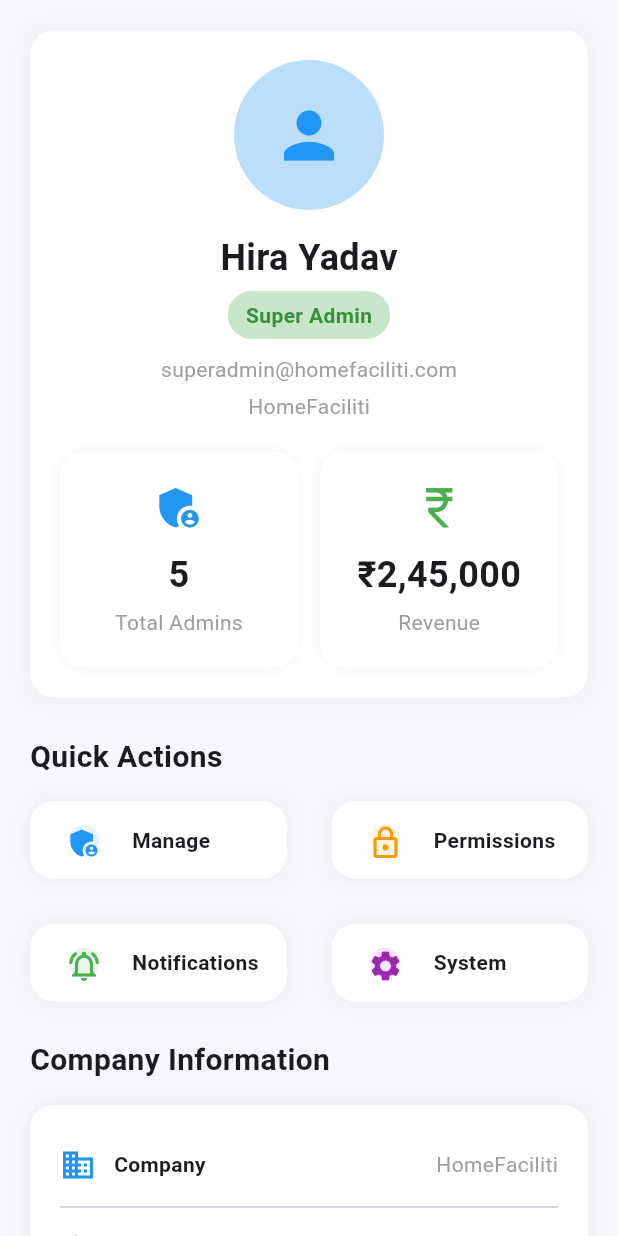
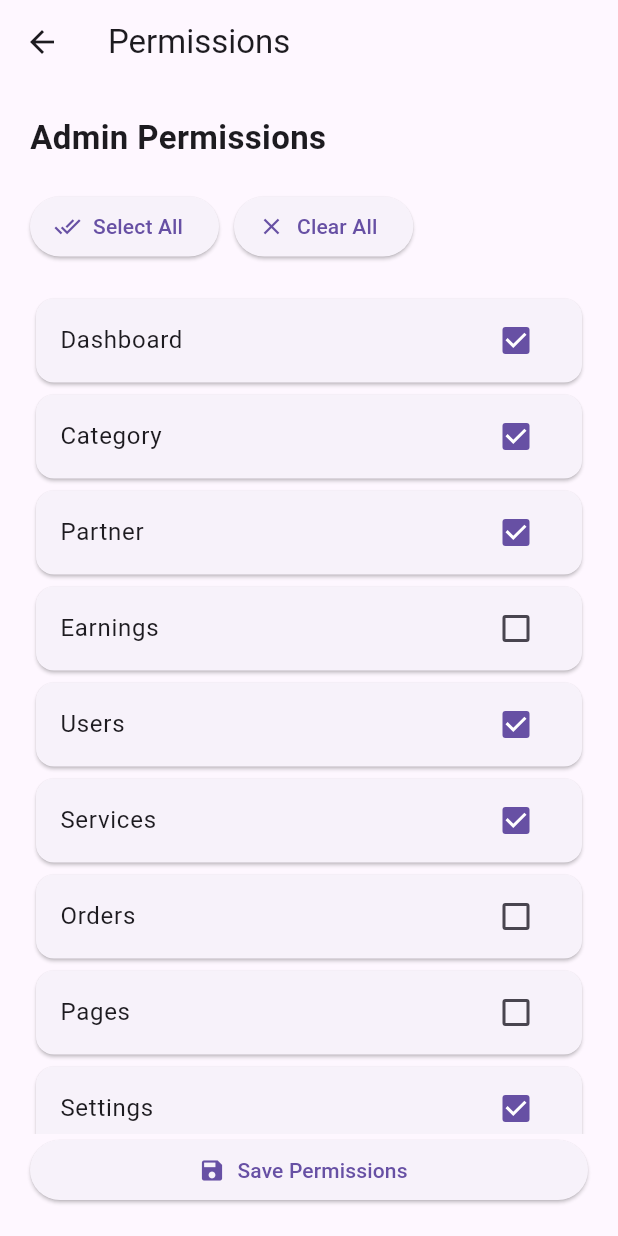
Before and after one commit to homefaciliti-pixel/admin_panel, a Flutter app: the ProfileScreen screen opened directly, after a tap on "Permissions", on a phone screen of 412 x 824 dp. Run offline on Flutter 3.47's test engine with Material 3 defaults, Android fonts, the phone set to English and light mode, and no system bars; our stand-ins replace dropdown_search, image_picker, pdf, shared_preferences; missing offline and left inert: file_saver, pro_image_editor, universal_html; accounts and stored records are empty; network calls fail.

Commit message:
Update project

```diff
--- a/lib/main.dart
+++ b/lib/main.dart
@@ -14,6 +14,7 @@ import 'package:admin_panel/service_Api/settings/notification_viewmodel.dart';
 import 'package:admin_panel/service_Api/settings/review_viewmodel.dart';
 import 'package:admin_panel/viewmodels/auth/login_viewmodel.dart';
 import 'package:admin_panel/viewmodels/profile/manage%20Admins/admin_viewmodel.dart';
+import 'package:admin_panel/viewmodels/profile/permission_viewmodel.dart';
 import 'package:admin_panel/viewmodels/profile/profile_viewmodel.dart';
 import 'package:admin_panel/viewmodels/reports_viewmodels/reports_viewmodel.dart';
 import 'package:admin_panel/views/auth%20screen/login_screen.dart';
@@ -79,6 +80,8 @@ Future<void> main() async {
 
         ChangeNotifierProvider(create: (_) => ProfileViewModel()),
         ChangeNotifierProvider(create: (_) => AdminViewModel()),
+
+        ChangeNotifierProvider(create: (_)=> PermissionViewModel())
       ],
       child: MyApp(isLoggedIn: isLoggedIn),
     ),
--- /dev/null
+++ b/lib/service_model/Profile/permissionmodel.dart
@@ -0,0 +1,27 @@
+class PermissionModel {
+  bool dashboard;
+  bool category;
+  bool partner;
+  bool earnings;
+  bool users;
+  bool services;
+  bool orders;
+  bool pages;
+  bool settings;
+  bool reports;
+  bool support;
+
+  PermissionModel({
+    this.dashboard = false,
+    this.category = false,
+    this.partner = false,
+    this.earnings = false,
+    this.users = false,
+    this.services = false,
+    this.orders = false,
+    this.pages = false,
+    this.settings = false,
+    this.reports = false,
+    this.support = false,
+  });
+}
--- /dev/null
+++ b/lib/viewmodels/profile/permission_viewmodel.dart
@@ -0,0 +1,37 @@
+import 'package:flutter/material.dart';
+
+class PermissionViewModel extends ChangeNotifier {
+
+  final Map<String, bool> permissions = {
+    "Dashboard": true,
+    "Category": true,
+    "Partner": true,
+    "Earnings": false,
+    "Users": true,
+    "Services": true,
+    "Orders": false,
+    "Pages": false,
+    "Settings": true,
+    "Reports": false,
+    "Support": true,
+  };
+
+  void togglePermission(String key) {
+    permissions[key] = !(permissions[key] ?? false);
+    notifyListeners();
+  }
+
+  void selectAll() {
+    permissions.updateAll((key, value) => true);
+    notifyListeners();
+  }
+
+  void unSelectAll() {
+    permissions.updateAll((key, value) => false);
+    notifyListeners();
+  }
+
+  bool hasPermission(String key) {
+    return permissions[key] ?? false;
+  }
+}
--- a/lib/viewmodels/profile/profile_viewmodel.dart
+++ b/lib/viewmodels/profile/profile_viewmodel.dart
@@ -1,9 +1,7 @@
 import 'package:flutter/material.dart';
 import '../../service_model/Profile/profile_model.dart';
 
-
 class ProfileViewModel extends ChangeNotifier {
-
   ProfileModel profile = ProfileModel(
     name: "Hira Yadav",
     email: "superadmin@homefaciliti.com",
@@ -13,5 +11,4 @@ class ProfileViewModel extends ChangeNotifier {
     totalAdmins: 5,
     revenue: "₹2,45,000",
   );
-
 }
--- /dev/null
+++ b/lib/views/profile screen/manage_Admin screen/create admin/permission_screen.dart
@@ -0,0 +1,107 @@
+import 'package:flutter/material.dart';
+import 'package:provider/provider.dart';
+
+import '../../../../viewmodels/profile/permission_viewmodel.dart';
+
+class PermissionsScreen extends StatelessWidget {
+  const PermissionsScreen({super.key});
+
+  @override
+  Widget build(BuildContext context) {
+    final vm = Provider.of<PermissionViewModel>(context);
+
+    return Scaffold(
+      appBar: AppBar(
+        title: const Text("Permissions"),
+      ),
+
+      body: Padding(
+        padding: const EdgeInsets.all(20),
+
+        child: Column(
+          crossAxisAlignment: CrossAxisAlignment.start,
+          children: [
+
+            const Text(
+              "Admin Permissions",
+              style: TextStyle(
+                fontSize: 22,
+                fontWeight: FontWeight.bold,
+              ),
+            ),
+
+            const SizedBox(height: 20),
+
+            Row(
+              children: [
+
+                ElevatedButton.icon(
+                  onPressed: vm.selectAll,
+                  icon: const Icon(Icons.done_all),
+                  label: const Text("Select All"),
+                ),
+
+                const SizedBox(width: 10),
+
+                ElevatedButton.icon(
+                  onPressed: vm.unSelectAll,
+                  icon: const Icon(Icons.clear),
+                  label: const Text("Clear All"),
+                ),
+              ],
+            ),
+
+            const SizedBox(height: 20),
+
+            Expanded(
+              child: ListView.builder(
+                itemCount: vm.permissions.length,
+
+                itemBuilder: (context, index) {
+
+                  final key =
+                  vm.permissions.keys.elementAt(index);
+
+                  return Card(
+                    child: CheckboxListTile(
+                      title: Text(key),
+
+                      value: vm.permissions[key],
+
+                      onChanged: (_) {
+                        vm.togglePermission(key);
+                      },
+                    ),
+                  );
+                },
+              ),
+            ),
+
+            SizedBox(
+              width: double.infinity,
+
+              child: ElevatedButton.icon(
+                onPressed: () {
+
+                  ScaffoldMessenger.of(context).showSnackBar(
+                    const SnackBar(
+                      content: Text(
+                        "Permissions Updated Successfully",
+                      ),
+                    ),
+                  );
+                },
+
+                icon: const Icon(Icons.save),
+
+                label: const Text(
+                  "Save Permissions",
+                ),
+              ),
+            ),
+          ],
+        ),
+      ),
+    );
+  }
+}
--- a/lib/views/profile screen/profile_screen.dart
+++ b/lib/views/profile screen/profile_screen.dart
@@ -1,4 +1,5 @@
 import 'package:admin_panel/viewmodels/profile/profile_viewmodel.dart';
+import 'package:admin_panel/views/profile%20screen/manage_Admin%20screen/create%20admin/permission_screen.dart';
 import 'package:flutter/material.dart';
 import 'package:provider/provider.dart';
 
@@ -216,12 +217,10 @@ class ProfileScreen extends StatelessWidget {
 
               children: [
                 _actionCard(
-
                   title: "Manage Admins",
                   icon: Icons.admin_panel_settings,
                   color: Colors.blue,
                   onTap: () {
-
                     Navigator.push(
                       context,
                       MaterialPageRoute(
@@ -235,7 +234,13 @@ class ProfileScreen extends StatelessWidget {
                   title: "Permissions",
                   icon: Icons.lock_outline,
                   color: Colors.orange,
-                  onTap: () {},
+                  onTap: () {
+
+                    Navigator.push(context,MaterialPageRoute(
+                        builder: (_)=>const PermissionsScreen()
+
+                    ));
+                  },
                 ),
 
                 _actionCard(
@@ -312,38 +317,23 @@ class ProfileScreen extends StatelessWidget {
 
             const SizedBox(height: 15),
 
-            Container(
-              width: double.infinity,
-              decoration: BoxDecoration(
-                color: Colors.white,
-                borderRadius: BorderRadius.circular(16),
-                boxShadow: [
-                  BoxShadow(
-                    color: Colors.black.withOpacity(0.05),
-                    blurRadius: 10,
-                  ),
-                ],
-              ),
-
+            Material(
+              color: Colors.white,
+              borderRadius: BorderRadius.circular(16),
+              elevation: 2,
               child: Column(
                 children: [
                   ListTile(
                     leading: const Icon(Icons.lock_reset, color: Colors.blue),
-
                     title: const Text("Change Password"),
-
                     trailing: const Icon(Icons.arrow_forward_ios, size: 16),
-
-                    onTap: () {
-                      // Change Password Screen
-                    },
+                    onTap: () {},
                   ),
 
                   const Divider(height: 1),
 
                   ListTile(
                     leading: const Icon(Icons.logout, color: Colors.red),
-
                     title: const Text(
                       "Logout",
                       style: TextStyle(
@@ -351,13 +341,11 @@ class ProfileScreen extends StatelessWidget {
                         fontWeight: FontWeight.w600,
                       ),
                     ),
-
                     trailing: const Icon(
                       Icons.arrow_forward_ios,
                       size: 16,
                       color: Colors.red,
                     ),
-
                     onTap: () {
                       _showLogoutDialog(context);
                     },
@@ -417,8 +405,6 @@ Widget _actionCard({
   );
 }
 
-
-
 Widget _infoTile(IconData icon, String title, String value) {
   return Padding(
     padding: const EdgeInsets.symmetric(vertical: 8),
--- a/pubspec.yaml
+++ b/pubspec.yaml
@@ -45,6 +45,8 @@ dependencies:
   url_launcher: ^6.3.2
   dropdown_search: ^7.0.0
   shared_preferences: ^2.5.5
+  pro_image_editor: ^12.6.0
+  extended_image: ^10.0.1
 
 
 
```
Also changed, not shown: lib/service_Api/settings/banner_auth.dart (+10 -14 lines), lib/service_Api/settings/crop_banner_screen.dart (added, +21 -0 lines), lib/viewmodels/profile/manage Admins/admin_viewmodel.dart (+22 -3 lines), lib/views/profile screen/manage_Admin screen/create admin/create_admin_screen.dart (added, +155 -0 lines), lib/views/profile screen/manage_Admin screen/manage_admin_screen.dart (+15 -39 lines), lib/views/settings/banner_screen.dart (+57 -45 lines), lib/service_model/magage_Admin/admin_model.dart (line endings or trailing spaces), pubspec.lock, 1 other file.
